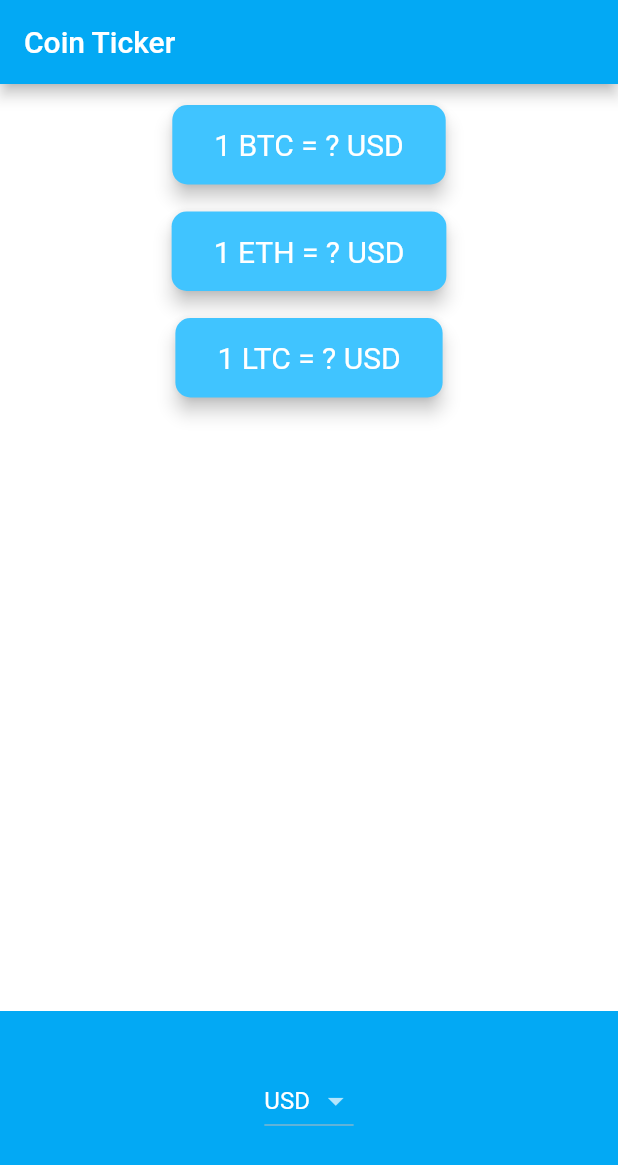
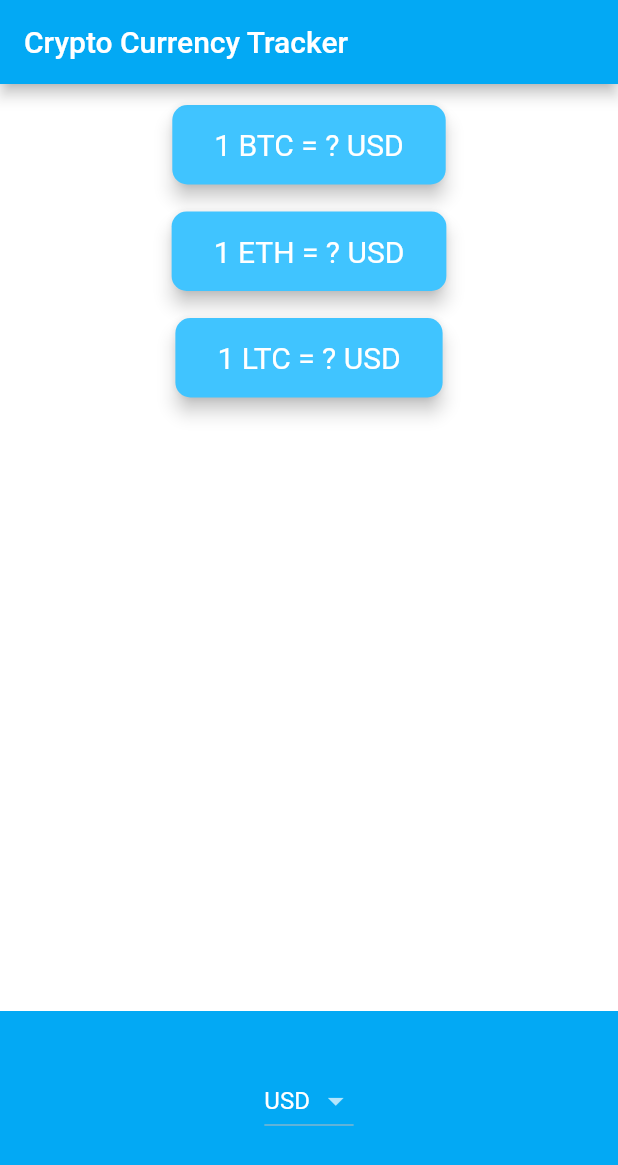
Before and after one commit to PaulDudsdeemaytha/bitcoin-tracker-flutter, a Flutter app: the screen it shows after launch, on a phone screen of 412 x 824 dp. Shown: the top 1165 px of the screen. Run offline on Flutter 3.47's test engine with Material 2 defaults, Android fonts, the phone set to English and light mode, and no system bars; network calls fail.

Commit message:
added demo

```diff
--- a/lib/coin_data.dart
+++ b/lib/coin_data.dart
@@ -41,9 +41,11 @@ class CoinData {
       String requestURL = '$bitcoinURL/$crypto$chosenCurrency';
       Response response = await get(requestURL);
       if (response.statusCode == 200) {
+        print(cryptoPrices);
         var decodedData = jsonDecode(response.body);
         var lastPrice = decodedData['last'];
         cryptoPrices[crypto] = lastPrice.toStringAsFixed(0);
+        print(cryptoPrices);
       } else {
         print(response.statusCode);
       }
--- a/lib/price_screen.dart
+++ b/lib/price_screen.dart
@@ -45,7 +45,6 @@ class _PriceScreenState extends State<PriceScreen> {
       backgroundColor: Colors.lightBlue,
       itemExtent: 32,
       onSelectedItemChanged: (selectedIndex) async {
-        print(selectedIndex);
         setState(() {
           selectedCurrency = currenciesList[selectedIndex];
           getData();
@@ -81,7 +80,7 @@ class _PriceScreenState extends State<PriceScreen> {
   Widget build(BuildContext context) {
     return Scaffold(
       appBar: AppBar(
-        title: Text('Coin Ticker'),
+        title: Text('Crypto Currency Tracker'),
       ),
       body: Column(
         mainAxisAlignment: MainAxisAlignment.spaceBetween,
```
Also changed, not shown: 1 other file.
